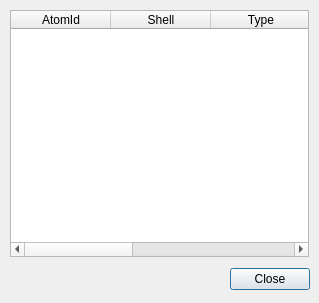
Qt form trunk/src/gui/viewbasis.ui (trisyoungs/aten) before a commit.
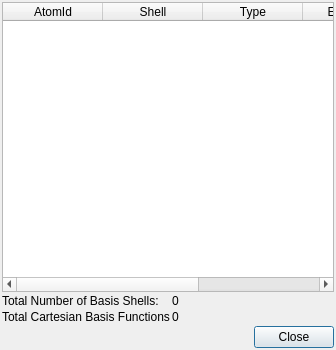
The same form after that commit. Icons and pictures are not drawn.

The edit to the form file:
```diff
--- a/trunk/src/gui/viewbasis.ui
+++ b/trunk/src/gui/viewbasis.ui
@@ -8,8 +8,8 @@
    <rect>
     <x>0</x>
     <y>0</y>
-    <width>319</width>
-    <height>303</height>
+    <width>336</width>
+    <height>350</height>
    </rect>
   </property>
   <property name="windowTitle" >
@@ -19,28 +19,15 @@
    <iconset resource="icons.qrc" >
     <normaloff>:/stackicons/icons/stack_surfaces.svg</normaloff>:/stackicons/icons/stack_surfaces.svg</iconset>
   </property>
-  <widget class="QDialogButtonBox" name="buttonBox" >
-   <property name="geometry" >
-    <rect>
-     <x>9</x>
-     <y>264</y>
-     <width>301</width>
-     <height>30</height>
-    </rect>
+  <layout class="QVBoxLayout" name="verticalLayout" >
+   <property name="spacing" >
+    <number>2</number>
    </property>
-   <property name="standardButtons" >
-    <set>QDialogButtonBox::Close</set>
+   <property name="margin" >
+    <number>2</number>
    </property>
-  </widget>
+   <item>
   <widget class="QTableWidget" name="BasisTable" >
-   <property name="geometry" >
-    <rect>
-     <x>10</x>
-     <y>10</y>
-     <width>299</width>
-     <height>247</height>
-    </rect>
-   </property>
    <property name="sizePolicy" >
     <sizepolicy vsizetype="Expanding" hsizetype="Expanding" >
      <horstretch>5</horstretch>
@@ -88,6 +75,74 @@
     </property>
    </column>
   </widget>
+   </item>
+   <item>
+    <layout class="QGridLayout" name="gridLayout" >
+     <item row="0" column="0" >
+      <widget class="QLabel" name="label" >
+       <property name="sizePolicy" >
+        <sizepolicy vsizetype="Preferred" hsizetype="Minimum" >
+         <horstretch>0</horstretch>
+         <verstretch>0</verstretch>
+        </sizepolicy>
+       </property>
+       <property name="text" >
+        <string>Total Number of Basis Shells:</string>
+       </property>
+      </widget>
+     </item>
+     <item row="0" column="1" >
+      <widget class="QLabel" name="BasisShellsLabel" >
+       <property name="sizePolicy" >
+        <sizepolicy vsizetype="Preferred" hsizetype="Expanding" >
+         <horstretch>0</horstretch>
+         <verstretch>0</verstretch>
+        </sizepolicy>
+       </property>
+       <property name="frameShape" >
+        <enum>QFrame::NoFrame</enum>
+       </property>
+       <property name="text" >
+        <string>0</string>
+       </property>
+      </widget>
+     </item>
+     <item row="1" column="0" >
+      <widget class="QLabel" name="label_3" >
+       <property name="sizePolicy" >
+        <sizepolicy vsizetype="Preferred" hsizetype="Minimum" >
+         <horstretch>0</horstretch>
+         <verstretch>0</verstretch>
+        </sizepolicy>
+       </property>
+       <property name="text" >
+        <string>Total Cartesian Basis Functions</string>
+       </property>
+      </widget>
+     </item>
+     <item row="1" column="1" >
+      <widget class="QLabel" name="BasisCartesiansLabel" >
+       <property name="sizePolicy" >
+        <sizepolicy vsizetype="Preferred" hsizetype="Expanding" >
+         <horstretch>0</horstretch>
+         <verstretch>0</verstretch>
+        </sizepolicy>
+       </property>
+       <property name="text" >
+        <string>0</string>
+       </property>
+      </widget>
+     </item>
+    </layout>
+   </item>
+   <item>
+    <widget class="QDialogButtonBox" name="buttonBox" >
+     <property name="standardButtons" >
+      <set>QDialogButtonBox::Close</set>
+     </property>
+    </widget>
+   </item>
+  </layout>
  </widget>
  <resources>
   <include location="icons.qrc" />
```
Left out of the diff: 16 changed lines with no effect on the pictures. Lines whose indentation alone changed are shown as unchanged.
